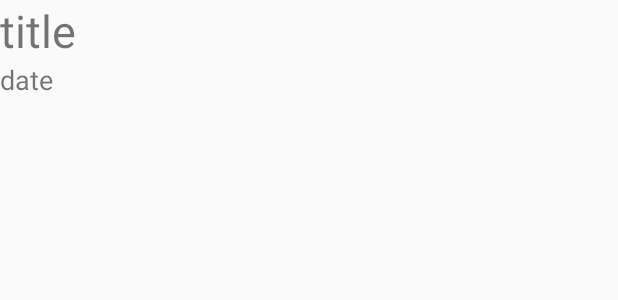
After one commit to leontaolong/Newsreader, an Android app: the layout list_item.xml on its own in the app's theme, with its tools: preview values and no code run, on a phone screen of 412 x 824 dp. The commit adds this screen. Shown: the top 300 px of the screen. Run offline under Robolectric (Android 15) with nearby library versions, the phone set to English and light mode, and no system bars.

Commit message:
Add all view layouts

```diff
--- /dev/null
+++ b/Newsreader/app/src/main/res/layout/list_item.xml
@@ -0,0 +1,23 @@
+<?xml version="1.0" encoding="utf-8"?>
+
+<RelativeLayout xmlns:android="http://schemas.android.com/apk/res/android"
+    android:orientation="horizontal"
+    android:layout_width="match_parent"
+    android:layout_height="wrap_content">
+
+    <TextView
+        android:id="@+id/item_title"
+        android:layout_width="match_parent"
+        android:layout_height="wrap_content"
+        android:text="title"
+        android:textSize="30dp" />
+
+    <TextView
+        android:id="@+id/item_date"
+        android:text="date"
+        android:layout_width="match_parent"
+        android:layout_height="wrap_content"
+        android:layout_below="@+id/item_title"
+        android:textSize="18dp" />
+
+</RelativeLayout>
```
Also changed, not shown: Newsreader/app/src/main/res/layout/activity_main.xml (+2 -11 lines), Newsreader/app/src/main/res/layout/article_list_fragment.xml (added, +18 -0 lines), Newsreader/app/src/main/res/layout/preview_fragment.xml (added, +39 -0 lines), Newsreader/app/src/main/res/layout/search_fragment.xml (added, +50 -0 lines).
